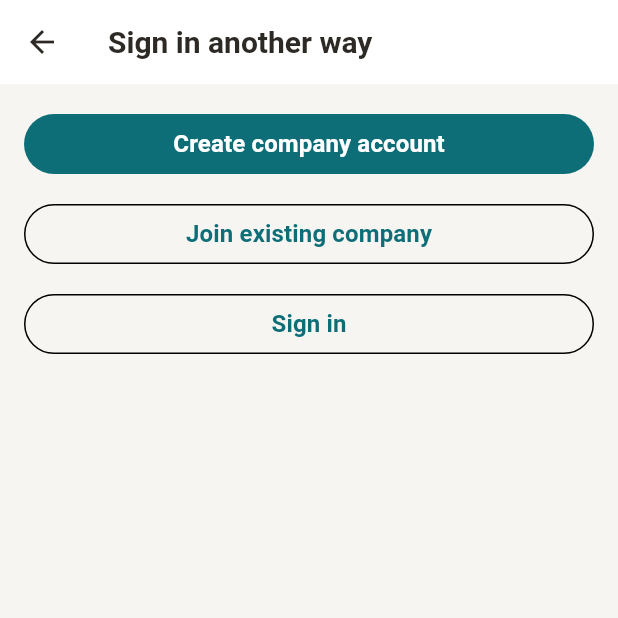
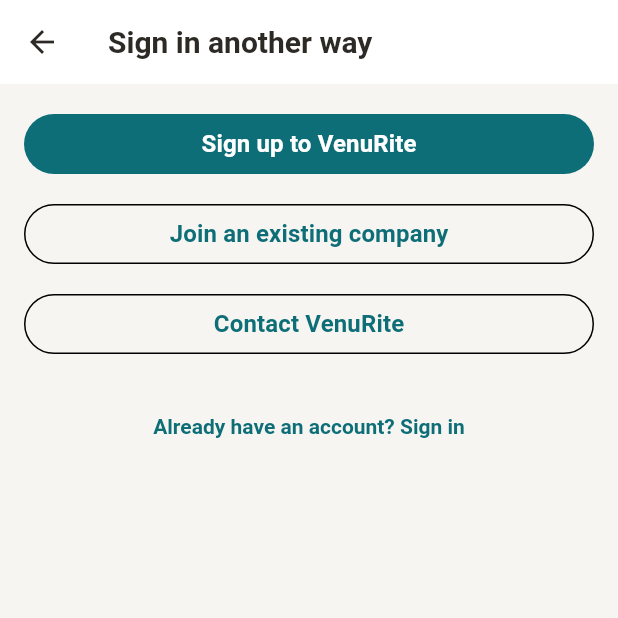
Before and after one commit to therealstevehughes-sudo/tango_sierra, a Flutter app: the screen it shows after launch, after a tap on "Not on this list? Sign in another way", on a phone screen of 412 x 824 dp, the top half of it. Run offline on Flutter 3.47's test engine with Material 3 defaults, Android fonts, the phone set to English and light mode, and no system bars; our stand-ins replace camera, drift, drift_flutter, file_picker, flutter_riverpod, image_picker and 4 more; accounts and stored records are empty; generated files the repository leaves out were written again.

Commit message:
Redesign first-launch screen: VR mark + 3 clear entry points
Replaces the old wording ("Create company account" / "Join existing
company" / "Sign in" as three equal buttons) with the user's explicit
spec: a prominent VenuRite mark, then "Sign up to VenuRite" / "Join an
existing company" / "Contact VenuRite" as the three primary choices,
with "Already have an account? Sign in" demoted to a small secondary
link underneath -- for someone who already has an account and is just
opening the app on another device, not someone signing up or joining
fresh.

New ContactVenuRiteScreen: a simple mailto: contact point
(hello@venurite.com) -- no support ticketing system exists to build
against, so this is intentionally minimal. url_launcher promoted from
a transitive to a direct dependency (already natively registered on
Windows, no rebuild-affecting native change).

Co-Authored-By: Claude Sonnet 5 <noreply@anthropic.com>

```diff
--- a/lib/features/auth/login_screen.dart
+++ b/lib/features/auth/login_screen.dart
@@ -10,6 +10,7 @@ import '../../shared/models/user.dart';
 import '../../shared/providers/auth_providers.dart';
 import '../../shared/providers/branding_providers.dart';
 import '../onboarding/company_onboarding_wizard_screen.dart';
+import '../onboarding/contact_venurite_screen.dart';
 import '../onboarding/join_company_screen.dart';
 import 'pin_entry.dart';
 import 'senior_login_screen.dart';
@@ -190,15 +191,13 @@ class _LoginScreenState extends ConsumerState<LoginScreen> {
   }
 }
 
-/// Phase C1b, extended Sprint 034 — what a fresh (real) install shows: no
-/// staff yet, so the only ways forward are the three account-entry
-/// options. This is the effective "Sign in / Create company / Join
-/// company" choice screen the user asked for — no separate widget
-/// needed here, it's just what LoginScreen becomes when the staff list
-/// is empty. Shares `_AccountEntryOptions` with `_SignInAnotherWayScreen`
-/// below, reached via the persistent link on a device that already has
-/// staff (Sprint 034 decision #4 — added alongside the walk-up grid
-/// rather than replacing its gating).
+/// Phase C1b, redesigned 2026-09-14 (user's explicit first-launch spec) —
+/// what a fresh (real) install shows: no staff yet, so the only ways
+/// forward are the account-entry options below. Shares
+/// `_AccountEntryOptions` with `_SignInAnotherWayScreen`, reached via the
+/// persistent link on a device that already has staff (Sprint 034
+/// decision #4 — added alongside the walk-up grid rather than replacing
+/// its gating).
 class _FreshInstallEntry extends StatelessWidget {
   const _FreshInstallEntry();
 
@@ -212,17 +211,12 @@ class _FreshInstallEntry extends StatelessWidget {
           mainAxisSize: MainAxisSize.min,
           crossAxisAlignment: CrossAxisAlignment.stretch,
           children: [
+            const Center(child: VenuRiteMark()),
+            const SizedBox(height: 24),
             Text(
               'Welcome to VenuRite',
               textAlign: TextAlign.center,
               style: Theme.of(context).textTheme.headlineSmall,
-            ),
-            const SizedBox(height: 8),
-            Text(
-              'Set up your company, join one you were invited to, or sign '
-              'in.',
-              textAlign: TextAlign.center,
-              style: Theme.of(context).textTheme.bodyMedium,
             ),
             const SizedBox(height: 28),
             const _AccountEntryOptions(),
@@ -233,9 +227,13 @@ class _FreshInstallEntry extends StatelessWidget {
   }
 }
 
-/// The three account-entry actions, shared by `_FreshInstallEntry` (a
-/// brand new device) and `_SignInAnotherWayScreen` (a device that
-/// already has walk-up staff, reached via the persistent link).
+/// The first-launch account-entry actions, shared by `_FreshInstallEntry`
+/// (a brand new device) and `_SignInAnotherWayScreen` (a device that
+/// already has walk-up staff, reached via the persistent link). Three
+/// equal-weight primary choices per the user's explicit spec, plus
+/// "Sign in" demoted to a small secondary link underneath — for someone
+/// who already has an account and is just opening the app on another
+/// device, not someone joining or signing up fresh.
 class _AccountEntryOptions extends StatelessWidget {
   const _AccountEntryOptions();
 
@@ -252,7 +250,7 @@ class _AccountEntryOptions extends StatelessWidget {
               builder: (_) => const CompanyOnboardingWizardScreen(),
             ),
           ),
-          child: const Text('Create company account'),
+          child: const Text('Sign up to VenuRite'),
         ),
         const SizedBox(height: 12),
         OutlinedButton(
@@ -260,15 +258,25 @@ class _AccountEntryOptions extends StatelessWidget {
             context,
             MaterialPageRoute(builder: (_) => const JoinCompanyScreen()),
           ),
-          child: const Text('Join existing company'),
+          child: const Text('Join an existing company'),
         ),
         const SizedBox(height: 12),
         OutlinedButton(
           onPressed: () => Navigator.push(
             context,
-            MaterialPageRoute(builder: (_) => const SeniorLoginScreen()),
+            MaterialPageRoute(builder: (_) => const ContactVenuRiteScreen()),
           ),
-          child: const Text('Sign in'),
+          child: const Text('Contact VenuRite'),
+        ),
+        const SizedBox(height: 20),
+        Center(
+          child: TextButton(
+            onPressed: () => Navigator.push(
+              context,
+              MaterialPageRoute(builder: (_) => const SeniorLoginScreen()),
+            ),
+            child: const Text('Already have an account? Sign in'),
+          ),
         ),
       ],
     );
--- a/pubspec.yaml
+++ b/pubspec.yaml
@@ -83,6 +83,10 @@ dependencies:
   # scanning it (WhatsApp/photo) instead of typing a long code by hand.
   # Pure-Dart CustomPainter, no native platform code.
   qr_flutter: ^4.1.0
+  # First-launch "Contact VenuRite" — opens the device's mail app via
+  # mailto:. Was already a transitive dependency; promoted to direct so
+  # it can be imported.
+  url_launcher: ^6.3.2
 
 dev_dependencies:
   flutter_test:
```
Also changed, not shown: lib/features/onboarding/contact_venurite_screen.dart (added, +61 -0 lines), pubspec.lock.
